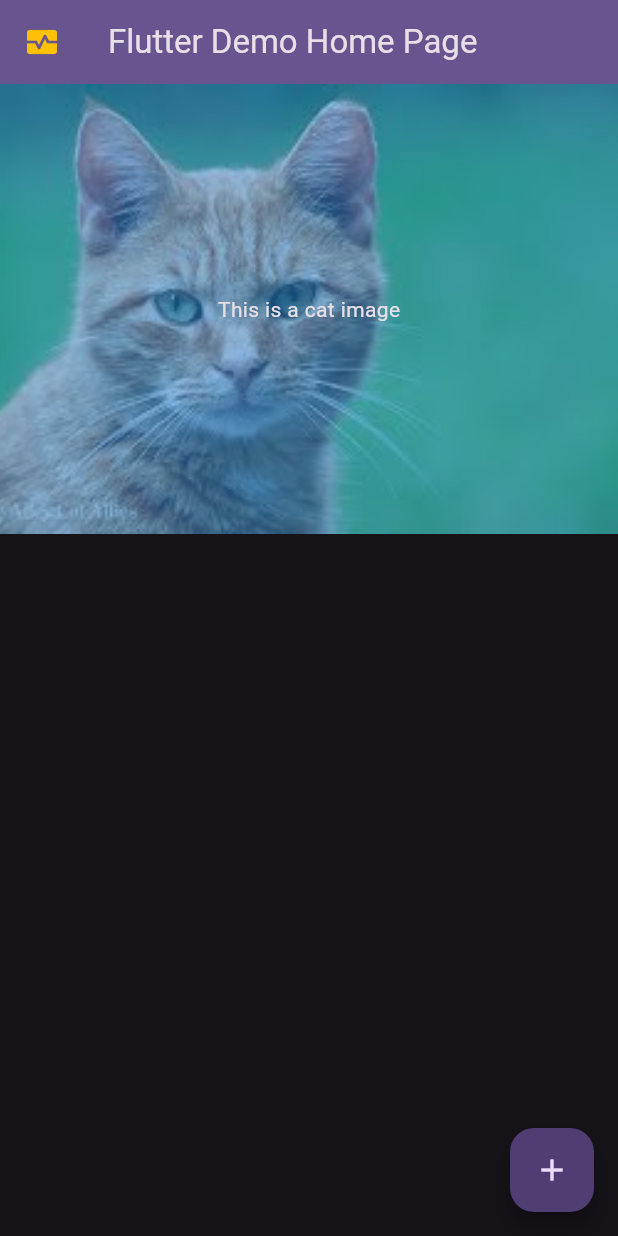
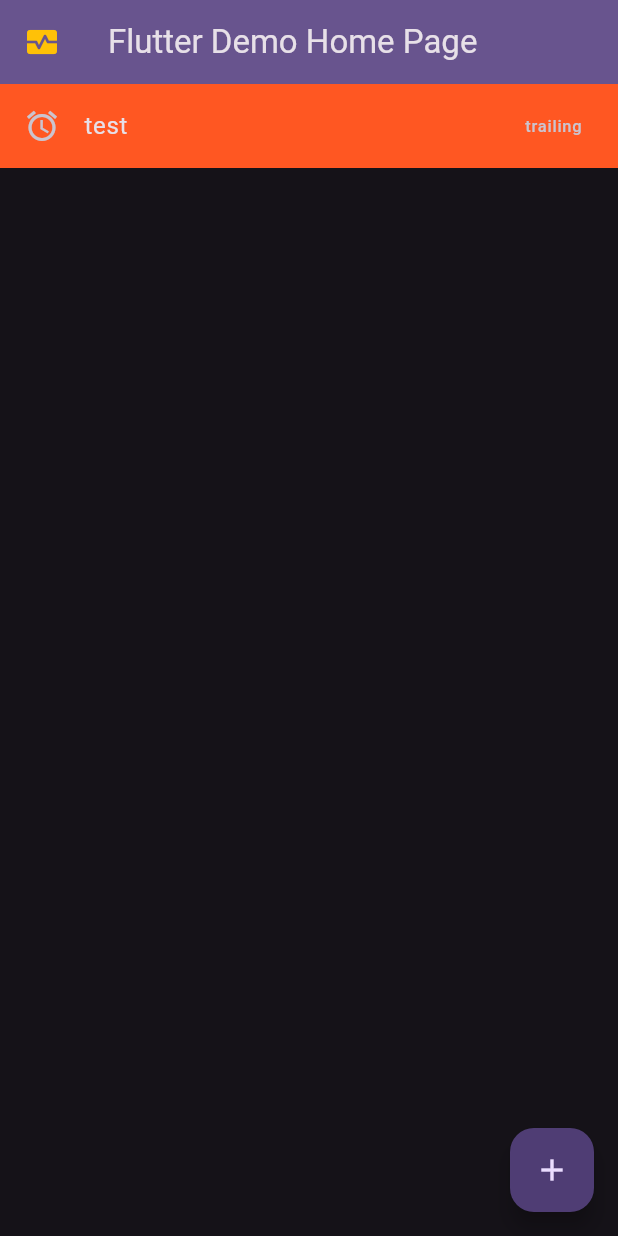
Before and after one commit to nudriin/flutter-exercise, a Flutter app: the screen it shows after launch, on a phone screen of 412 x 824 dp. Run offline on Flutter 3.47's test engine with Material 3 defaults, Android fonts, the phone set to English and light mode, and no system bars; missing offline and left inert: dart:ffi.

Commit message:
ep11: list tile

```diff
--- a/lib/main.dart
+++ b/lib/main.dart
@@ -111,16 +111,12 @@ class _MyHomePageState extends State<MyHomePage> {
       ),
       body: Stack(
         children: [
-          Image.asset('assets/images/cat.jpg',
-              width: double.infinity, height: 300, fit: BoxFit.cover),
-          SizedBox(
-            height: 300,
-            child: Container(
-              color: Colors.blue.withOpacity(0.5),
-              child: const Center(
-                child: Text("This is a cat image"),
-              ),
-            ),
+          ListTile(
+            leading: const Icon(Icons.access_alarm),
+            tileColor: Colors.deepOrange,
+            title: const Text("test"),
+            trailing: const Text("trailing"),
+            onTap: () => print("Tapped"),
           ),
         ],
       ),
```
